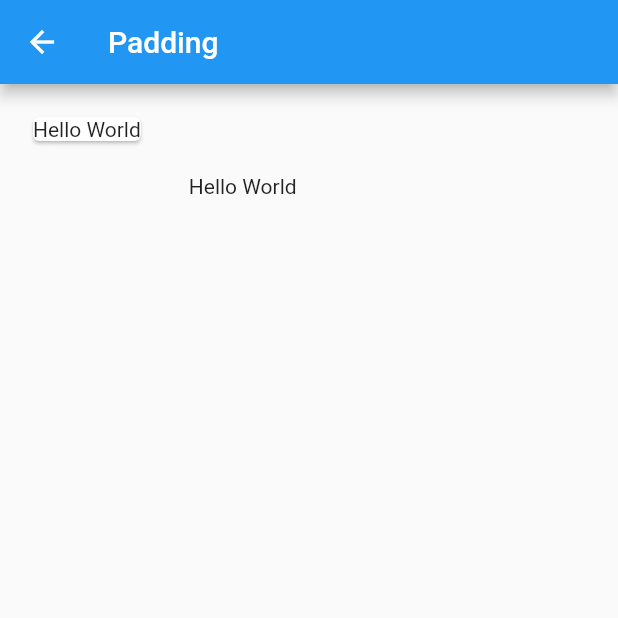
After one commit to CactusBall/Flutter-Learning, a Flutter app: the PaddingBase screen opened by its route, on a phone screen of 412 x 824 dp, the top half of it. The commit adds this screen. Run offline on Flutter 3.47's test engine with Material 2 defaults, Android fonts, the phone set to English and light mode, and no system bars.

Commit message:
add some widgets demo

```diff
--- /dev/null
+++ b/lib/widgets/padding.dart
@@ -0,0 +1,37 @@
+import 'package:flutter/material.dart';
+
+class PaddingBase extends StatelessWidget {
+  @override
+  Widget build(BuildContext context) {
+    return new Scaffold(
+      appBar: new AppBar(
+        title: const Text('Padding'),
+        leading: BackButton(),
+      ),
+      body: new PaddingContent(),
+    );
+  }
+}
+
+class PaddingContent extends StatelessWidget {
+  @override
+  Widget build(BuildContext context) {
+    return new Container(
+      margin: const EdgeInsets.all(10.0),
+      child: new Wrap(
+        children: <Widget>[
+          new Padding(
+            padding: const EdgeInsets.all(8.0),
+            child: const Card(
+              child: const Text('Hello World'),
+            ),
+          ),
+          new Padding(
+              padding: const EdgeInsets.fromLTRB(20.0, 50.0, 40.0, 40.0),
+              child: const Text('Hello World'),
+          )
+        ],
+      ),
+    );
+  }
+}
```
Also changed, not shown: lib/main.dart (+16 -2 lines), lib/widgets/align.dart (added, +33 -0 lines), lib/widgets/aspectradio.dart (added, +28 -0 lines), lib/widgets/center.dart (added, +25 -0 lines), lib/widgets/fittedbox.dart (added, +31 -0 lines), lib/widgets/container.dart (renamed from lib/container.dart).
